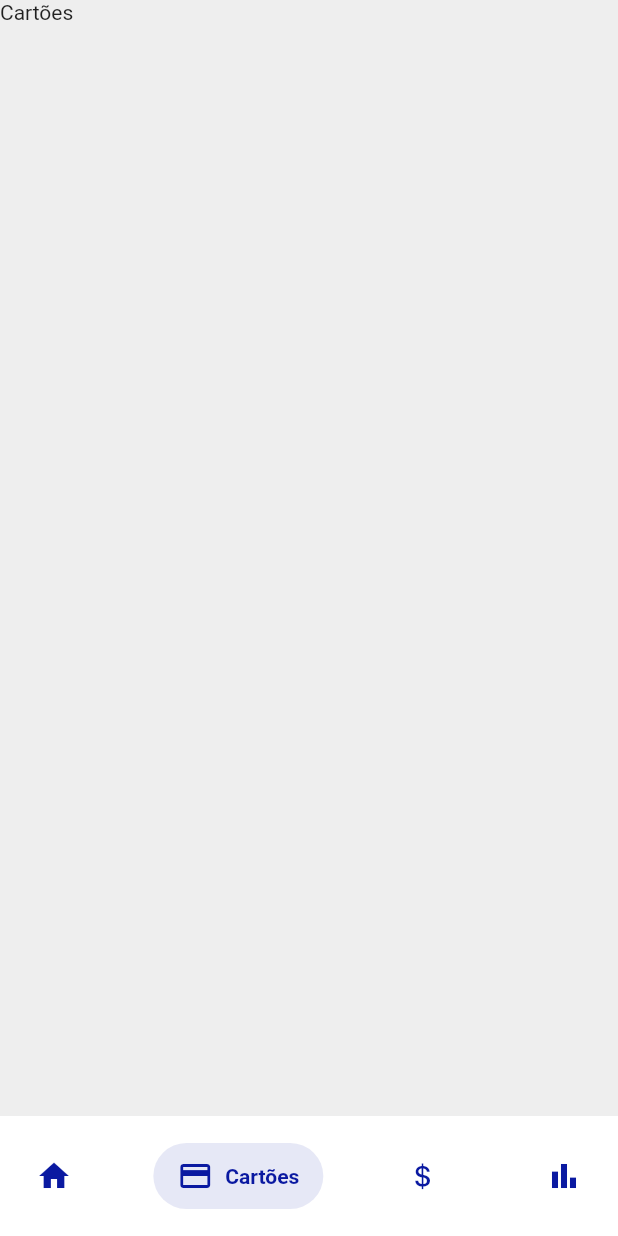
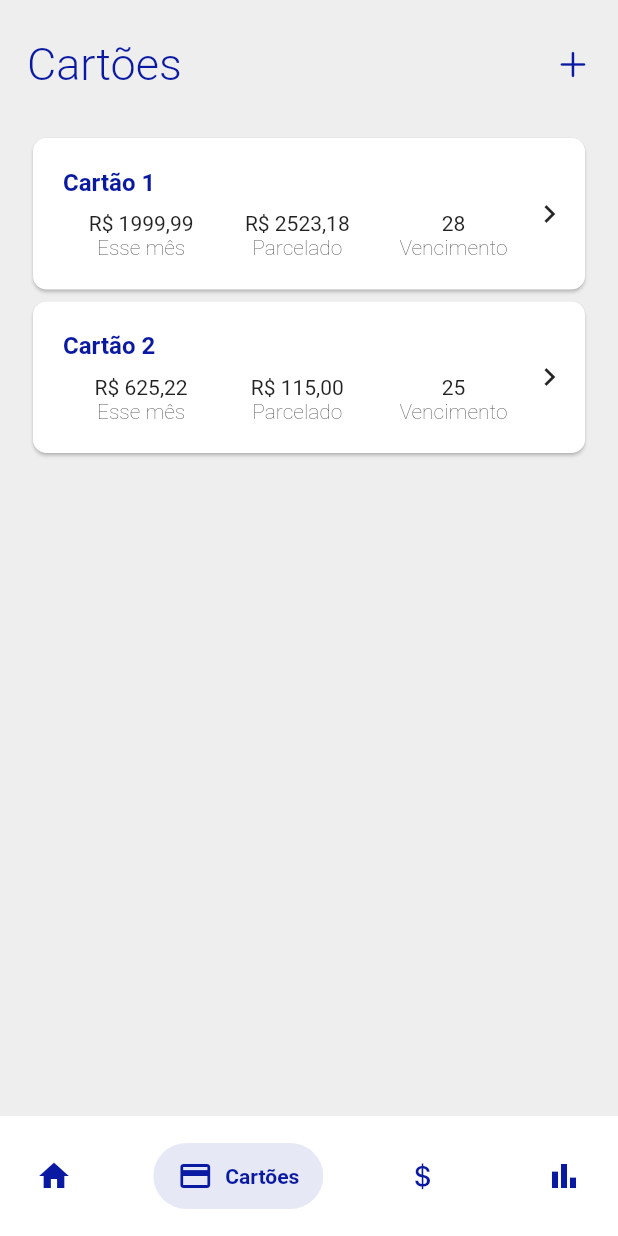
Before and after one commit to rafa-coelho/rc_app_controle_custos, a Flutter app: the screen it shows after launch, item 2 of the bottom bar chosen, on a phone screen of 412 x 824 dp. Run offline on Flutter 3.47's test engine with Material 2 defaults, Android fonts, the phone set to English and light mode, and no system bars; drawn by our look-alikes of salomon_bottom_bar; our stand-ins replace google_fonts.

Commit message:
added: Cartoes Page

```diff
--- a/repositorios/rc_app_controle_custos/lib/app/core/app_text_styles.dart
+++ b/repositorios/rc_app_controle_custos/lib/app/core/app_text_styles.dart
@@ -20,4 +20,9 @@ class AppTextStyles {
       color: AppColors.darkBlue, fontSize: 16, fontWeight: FontWeight.bold);
 
   static final TextStyle cardCustoMesValue = GoogleFonts.roboto(fontSize: 18);
+
+  static final TextStyle cardCartaoValue = GoogleFonts.roboto(fontSize: 14);
+
+  static final TextStyle cardCartaoDescription = GoogleFonts.roboto(
+      color: AppColors.textLight, fontSize: 14, fontWeight: FontWeight.w100);
 }
--- /dev/null
+++ b/repositorios/rc_app_controle_custos/lib/app/data_model/cartao_model.dart
@@ -0,0 +1,14 @@
+class CartaoModel {
+  late String id;
+  late String nome;
+  late int diaVencimento;
+  late double valorMes;
+  late double valorParcelado;
+  CartaoModel({
+    required this.id,
+    required this.nome,
+    required this.diaVencimento,
+    required this.valorMes,
+    required this.valorParcelado,
+  });
+}
--- /dev/null
+++ b/repositorios/rc_app_controle_custos/lib/components/CardCartaoComponent.dart
@@ -0,0 +1,104 @@
+import 'package:flutter/material.dart';
+import 'package:rc_app_controle_custos/app/core/app_text_styles.dart';
+import 'package:rc_app_controle_custos/app/data_model/cartao_model.dart';
+
+class CardCartaoComponent extends StatefulWidget {
+  const CardCartaoComponent({Key? key, required this.cartao}) : super(key: key);
+
+  final CartaoModel cartao;
+
+  @override
+  _CardCartaoComponentState createState() => _CardCartaoComponentState();
+}
+
+class _CardCartaoComponentState extends State<CardCartaoComponent> {
+  @override
+  Widget build(BuildContext context) {
+    return Row(
+      children: [
+        Expanded(
+          child: Card(
+            shape: RoundedRectangleBorder(
+              borderRadius: BorderRadius.circular(9),
+            ),
+            child: Padding(
+              padding: EdgeInsets.all(20),
+              child: Row(
+                children: [
+                  Expanded(
+                    flex: 20,
+                    child: Column(
+                      crossAxisAlignment: CrossAxisAlignment.start,
+                      children: [
+                        Text(
+                          widget.cartao.nome,
+                          style: AppTextStyles.cardCustoMesTitle,
+                        ),
+                        SizedBox(height: 10),
+                        Row(
+                          children: [
+                            Expanded(
+                              child: Column(
+                                children: [
+                                  Text(
+                                    "R\$ " +
+                                        (widget.cartao.valorMes)
+                                            .toStringAsFixed(2)
+                                            .replaceAll(".", ","),
+                                    style: AppTextStyles.cardCartaoValue,
+                                  ),
+                                  Text(
+                                    "Esse mês",
+                                    style: AppTextStyles.cardCartaoDescription,
+                                  ),
+                                ],
+                              ),
+                            ),
+                            Expanded(
+                              child: Column(
+                                crossAxisAlignment: CrossAxisAlignment.center,
+                                children: [
+                                  Text(
+                                    "R\$ " +
+                                        (widget.cartao.valorParcelado)
+                                            .toStringAsFixed(2)
+                                            .replaceAll(".", ","),
+                                    style: AppTextStyles.cardCartaoValue,
+                                  ),
+                                  Text(
+                                    "Parcelado",
+                                    style: AppTextStyles.cardCartaoDescription,
+                                  ),
+                                ],
+                              ),
+                            ),
+                            Expanded(
+                              child: Column(
+                                crossAxisAlignment: CrossAxisAlignment.center,
+                                children: [
+                                  Text(
+                                    widget.cartao.diaVencimento.toString(),
+                                    style: AppTextStyles.cardCartaoValue,
+                                  ),
+                                  Text(
+                                    "Vencimento",
+                                    style: AppTextStyles.cardCartaoDescription,
+                                  ),
+                                ],
+                              ),
+                            ),
+                          ],
+                        )
+                      ],
+                    ),
+                  ),
+                  Expanded(flex: 1, child: Icon(Icons.chevron_right))
+                ],
+              ),
+            ),
+          ),
+        ),
+      ],
+    );
+  }
+}
--- a/repositorios/rc_app_controle_custos/lib/pages/CartoesPage.dart
+++ b/repositorios/rc_app_controle_custos/lib/pages/CartoesPage.dart
@@ -1,4 +1,9 @@
+import 'package:flutter/cupertino.dart';
 import 'package:flutter/material.dart';
+import 'package:rc_app_controle_custos/app/core/app_colors.dart';
+import 'package:rc_app_controle_custos/app/core/app_text_styles.dart';
+import 'package:rc_app_controle_custos/app/data_model/cartao_model.dart';
+import 'package:rc_app_controle_custos/components/CardCartaoComponent.dart';
 
 class CartoesPage extends StatefulWidget {
   const CartoesPage({Key? key}) : super(key: key);
@@ -8,8 +13,59 @@ class CartoesPage extends StatefulWidget {
 }
 
 class _CartoesPageState extends State<CartoesPage> {
+  var cartoes = <CartaoModel>[
+    new CartaoModel(
+      id: "81AE5661-E1A3-46C9-9860-C1FF4121B29F",
+      nome: "Cartão 1",
+      diaVencimento: 28,
+      valorMes: 1999.99,
+      valorParcelado: 2523.18,
+    ),
+    new CartaoModel(
+      id: "EA1FB438-FD51-47C4-B8AC-11E2D54B14C8",
+      nome: "Cartão 2",
+      diaVencimento: 25,
+      valorMes: 625.22,
+      valorParcelado: 115,
+    ),
+  ];
+
   @override
   Widget build(BuildContext context) {
-    return Text("Cartões");
+    return Container(
+      padding: EdgeInsets.all(18),
+      color: AppColors.backgroundApp,
+      child: Column(
+        children: [
+          SizedBox(
+            height: 50,
+            child: Row(
+              children: [
+                Expanded(
+                  flex: 5,
+                  child: Text(
+                    "Cartões",
+                    style: AppTextStyles.appTitle,
+                  ),
+                ),
+                Expanded(
+                  flex: 5,
+                  child: Align(
+                    alignment: Alignment.centerRight,
+                    child: Icon(
+                      CupertinoIcons.add,
+                      color: AppColors.darkBlue,
+                    ),
+                  ),
+                ),
+              ],
+            ),
+          ),
+          SizedBox(height: 20),
+          // CardCartão
+          ...cartoes.map((e) => CardCartaoComponent(cartao: e))
+        ],
+      ),
+    );
   }
 }
```
